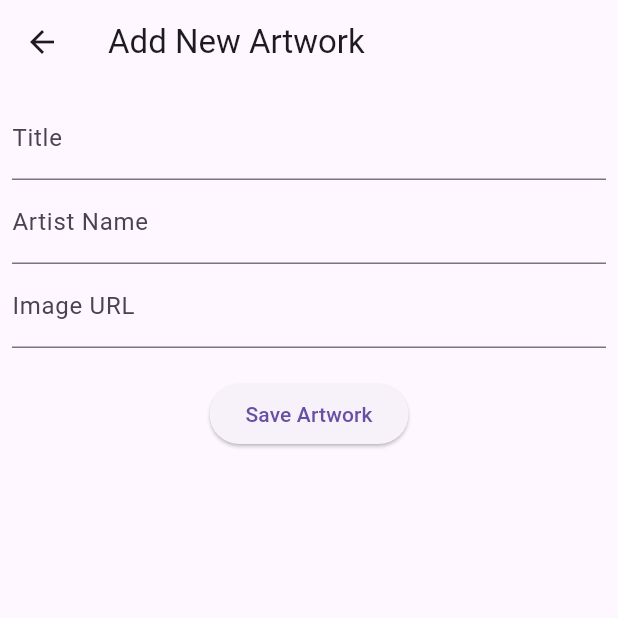
After one commit to judahpaul16/artfolio, a Flutter app: the screen it shows after launch, after a tap on the "add" icon, on a phone screen of 412 x 824 dp, the top half of it. The commit adds this screen. Run offline on Flutter 3.47's test engine with Material 3 defaults, Android fonts, the phone set to English and light mode, and no system bars; our stand-ins replace sqflite; accounts and stored records are empty; network calls fail.

Commit message:
Basic CRUD operations
+ CRUD operations via sqlite
+ Pages

```diff
--- /dev/null
+++ b/lib/add_artwork_page.dart
@@ -0,0 +1,110 @@
+import 'package:flutter/material.dart';
+import 'db_helper.dart';
+import 'artwork.dart';
+
+class AddArtworkPage extends StatefulWidget {
+  const AddArtworkPage({Key? key}) : super(key: key);
+
+  @override
+  _AddArtworkPageState createState() => _AddArtworkPageState();
+}
+
+class _AddArtworkPageState extends State<AddArtworkPage> {
+  final _formKey = GlobalKey<FormState>();
+  final titleController = TextEditingController();
+  final artistNameController = TextEditingController();
+  final imageUrlController = TextEditingController();
+
+  String ensureHttpScheme(String url) {
+    if (!url.startsWith(RegExp(r'https?://'))) {
+      return 'https://$url';
+    }
+    return url;
+  }
+
+  bool isValidUrl(String url) {
+    final uri = Uri.tryParse(url);
+    return uri != null && (uri.scheme == 'http' || uri.scheme == 'https');
+  }
+
+  void _saveArtwork() {
+    final String imageUrl = ensureHttpScheme(imageUrlController.text);
+    if (_formKey.currentState!.validate() && isValidUrl(imageUrl)) {
+      final artwork = Artwork(
+        title: titleController.text,
+        artistName: artistNameController.text,
+        imageUrl: imageUrl,
+        id: null,
+      );
+
+      DatabaseHelper.instance.insertArtwork(artwork).then((_) {
+        Navigator.pop(context, true);
+      }).catchError((error) {
+        print("Error saving artwork: $error");
+      });
+    } else {
+      ScaffoldMessenger.of(context).showSnackBar(
+        SnackBar(content: Text('Please enter a valid URL.')),
+      );
+    }
+  }
+
+  @override
+  Widget build(BuildContext context) {
+    return Scaffold(
+      appBar: AppBar(
+        title: Text('Add New Artwork'),
+      ),
+      body: Form(
+        key: _formKey,
+        child: Padding(
+          padding: EdgeInsets.all(8.0),
+          child: Column(
+            children: <Widget>[
+              TextFormField(
+                controller: titleController,
+                decoration: InputDecoration(labelText: 'Title'),
+                validator: (value) {
+                  if (value == null || value.isEmpty) {
+                    return 'Please enter a title';
+                  }
+                  return null;
+                },
+              ),
+              TextFormField(
+                controller: artistNameController,
+                decoration: InputDecoration(labelText: 'Artist Name'),
+                validator: (value) {
+                  if (value == null || value.isEmpty) {
+                    return 'Please enter the artist\'s name';
+                  }
+                  return null;
+                },
+              ),
+              TextFormField(
+                controller: imageUrlController,
+                decoration: InputDecoration(labelText: 'Image URL'),
+                validator: (value) {
+                  if (value == null || value.isEmpty) {
+                    return 'Please enter an image URL';
+                  }
+                  if (!isValidUrl(ensureHttpScheme(value))) {
+                    return 'Please enter a valid URL with http or https';
+                  }
+                  return null;
+                },
+              ),
+              Padding(
+                padding: const EdgeInsets.only(top: 20.0),
+                child: ElevatedButton(
+                  onPressed: _saveArtwork,
+                  child: const Text('Save Artwork'),
+                ),
+              ),
+            ],
+          ),
+        ),
+      ),
+    );
+  }
+}
--- /dev/null
+++ b/lib/artwork.dart
@@ -0,0 +1,30 @@
+class Artwork {
+  final int? id;
+  final String title;
+  final String imageUrl;
+  final String artistName;
+
+  Artwork({
+    this.id,
+    required this.title,
+    required this.imageUrl,
+    required this.artistName,
+  });
+
+  Map<String, dynamic> toMap() {
+    return {
+      'title': title,
+      'imageUrl': imageUrl,
+      'artistName': artistName,
+    };
+  }
+
+  factory Artwork.fromMap(Map<String, dynamic> map) {
+    return Artwork(
+      id: map['id'] as int?,
+      title: map['title'],
+      imageUrl: map['imageUrl'],
+      artistName: map['artistName'],
+    );
+  }
+}
--- /dev/null
+++ b/lib/artwork_detail_page.dart
@@ -0,0 +1,38 @@
+import 'package:flutter/material.dart';
+import 'artwork.dart';
+
+class ArtworkDetailPage extends StatelessWidget {
+  final Artwork artwork;
+
+  const ArtworkDetailPage({Key? key, required this.artwork}) : super(key: key);
+
+  @override
+  Widget build(BuildContext context) {
+    return Scaffold(
+      appBar: AppBar(
+        title: Text(artwork.title),
+      ),
+      body: SingleChildScrollView(
+        child: Column(
+          children: [
+            Image.network(artwork.imageUrl),
+            Padding(
+              padding: EdgeInsets.all(8.0),
+              child: Text(
+                artwork.artistName,
+                style: TextStyle(fontSize: 20, fontWeight: FontWeight.bold),
+              ),
+            ),
+            const Padding(
+              padding: EdgeInsets.all(8.0),
+              child: Text(
+                'Artwork details or description here...',
+                style: TextStyle(fontSize: 16),
+              ),
+            ),
+          ],
+        ),
+      ),
+    );
+  }
+}
--- /dev/null
+++ b/lib/db_helper.dart
@@ -0,0 +1,58 @@
+import 'package:path_provider/path_provider.dart';
+import 'package:sqflite/sqflite.dart';
+import 'artwork.dart';
+import 'dart:async';
+import 'dart:io';
+
+class DatabaseHelper {
+  static Database? _database;
+  static final DatabaseHelper instance = DatabaseHelper._instance();
+  DatabaseHelper._instance();
+
+  String artworksTable = 'artworkTable';
+  String colId = 'id';
+  String colTitle = 'title';
+  String colImageUrl = 'imageUrl';
+  String colArtistName = 'artistName';
+
+  Future<Database> get database async {
+    _database ??= await _initDb();
+    return _database!;
+  }
+
+  Future<void> clearDatabase() async {
+    final db = await database;
+    var tables = ['artworkTable'];
+    for (var table in tables) {
+      await db.delete(table);
+    }
+  }
+
+  Future<Database> _initDb() async {
+    Directory documentsDirectory = await getApplicationDocumentsDirectory();
+    String path = documentsDirectory.path + '/artfolio.db';
+    return await openDatabase(path, version: 1, onCreate: _createDb);
+  }
+
+  void _createDb(Database db, int version) async {
+    await db.execute(
+      'CREATE TABLE $artworksTable($colId INTEGER PRIMARY KEY AUTOINCREMENT, $colTitle TEXT, $colImageUrl TEXT, $colArtistName TEXT)',
+    );
+  }
+
+  Future<int> insertArtwork(Artwork artwork) async {
+    Database db = await this.database;
+    return await db.insert(artworksTable, artwork.toMap());
+  }
+
+  Future<List<Artwork>> getArtworks() async {
+    Database db = await this.database;
+    final List<Map<String, dynamic>> artworkMapList =
+        await db.query(artworksTable);
+    final List<Artwork> artworkList = [];
+    artworkMapList.forEach((artworkMap) {
+      artworkList.add(Artwork.fromMap(artworkMap));
+    });
+    return artworkList;
+  }
+}
--- a/lib/main.dart
+++ b/lib/main.dart
@@ -1,125 +1,94 @@
+import 'package:artfolio/artwork_detail_page.dart';
+import 'package:artfolio/add_artwork_page.dart';
 import 'package:flutter/material.dart';
+import 'db_helper.dart';
+import 'artwork.dart';
 
-void main() {
-  runApp(const MyApp());
+void main() async {
+  WidgetsFlutterBinding.ensureInitialized();
+  // await DatabaseHelper.instance.clearDatabase();
+  runApp(const ArtfolioApp());
 }
 
-class MyApp extends StatelessWidget {
-  const MyApp({super.key});
+class ArtfolioApp extends StatelessWidget {
+  const ArtfolioApp({super.key});
 
-  // This widget is the root of your application.
   @override
   Widget build(BuildContext context) {
-    return MaterialApp(
-      title: 'Flutter Demo',
-      theme: ThemeData(
-        // This is the theme of your application.
-        //
-        // TRY THIS: Try running your application with "flutter run". You'll see
-        // the application has a purple toolbar. Then, without quitting the app,
-        // try changing the seedColor in the colorScheme below to Colors.green
-        // and then invoke "hot reload" (save your changes or press the "hot
-        // reload" button in a Flutter-supported IDE, or press "r" if you used
-        // the command line to start the app).
-        //
-        // Notice that the counter didn't reset back to zero; the application
-        // state is not lost during the reload. To reset the state, use hot
-        // restart instead.
-        //
-        // This works for code too, not just values: Most code changes can be
-        // tested with just a hot reload.
-        colorScheme: ColorScheme.fromSeed(seedColor: Colors.deepPurple),
-        useMaterial3: true,
-      ),
-      home: const MyHomePage(title: 'Flutter Demo Home Page'),
+    return const MaterialApp(
+      title: 'Artfolio',
+      home: HomePage(),
     );
   }
 }
 
-class MyHomePage extends StatefulWidget {
-  const MyHomePage({super.key, required this.title});
-
-  // This widget is the home page of your application. It is stateful, meaning
-  // that it has a State object (defined below) that contains fields that affect
-  // how it looks.
-
-  // This class is the configuration for the state. It holds the values (in this
-  // case the title) provided by the parent (in this case the App widget) and
-  // used by the build method of the State. Fields in a Widget subclass are
-  // always marked "final".
-
-  final String title;
+class HomePage extends StatefulWidget {
+  const HomePage({Key? key}) : super(key: key);
 
   @override
-  State<MyHomePage> createState() => _MyHomePageState();
+  _HomePageState createState() => _HomePageState();
 }
 
-class _MyHomePageState extends State<MyHomePage> {
-  int _counter = 0;
+class _HomePageState extends State<HomePage> {
+  Future<List<Artwork>>? _artworkListFuture;
 
-  void _incrementCounter() {
-    setState(() {
-      // This call to setState tells the Flutter framework that something has
-      // changed in this State, which causes it to rerun the build method below
-      // so that the display can reflect the updated values. If we changed
-      // _counter without calling setState(), then the build method would not be
-      // called again, and so nothing would appear to happen.
-      _counter++;
-    });
+  @override
+  void initState() {
+    super.initState();
+    _refreshArtworkList();
+  }
+
+  void _refreshArtworkList() {
+    _artworkListFuture = DatabaseHelper.instance.getArtworks();
   }
 
   @override
   Widget build(BuildContext context) {
-    // This method is rerun every time setState is called, for instance as done
-    // by the _incrementCounter method above.
-    //
-    // The Flutter framework has been optimized to make rerunning build methods
-    // fast, so that you can just rebuild anything that needs updating rather
-    // than having to individually change instances of widgets.
     return Scaffold(
       appBar: AppBar(
-        // TRY THIS: Try changing the color here to a specific color (to
-        // Colors.amber, perhaps?) and trigger a hot reload to see the AppBar
-        // change color while the other colors stay the same.
-        backgroundColor: Theme.of(context).colorScheme.inversePrimary,
-        // Here we take the value from the MyHomePage object that was created by
-        // the App.build method, and use it to set our appbar title.
-        title: Text(widget.title),
+        title: const Text('Artfolio Showcase'),
       ),
-      body: Center(
-        // Center is a layout widget. It takes a single child and positions it
-        // in the middle of the parent.
-        child: Column(
-          // Column is also a layout widget. It takes a list of children and
-          // arranges them vertically. By default, it sizes itself to fit its
-          // children horizontally, and tries to be as tall as its parent.
-          //
-          // Column has various properties to control how it sizes itself and
-          // how it positions its children. Here we use mainAxisAlignment to
-          // center the children vertically; the main axis here is the vertical
-          // axis because Columns are vertical (the cross axis would be
-          // horizontal).
-          //
-          // TRY THIS: Invoke "debug painting" (choose the "Toggle Debug Paint"
-          // action in the IDE, or press "p" in the console), to see the
-          // wireframe for each widget.
-          mainAxisAlignment: MainAxisAlignment.center,
-          children: <Widget>[
-            const Text(
-              'You have pushed the button this many times:',
-            ),
-            Text(
-              '$_counter',
-              style: Theme.of(context).textTheme.headlineMedium,
-            ),
-          ],
-        ),
+      body: FutureBuilder<List<Artwork>>(
+        future: DatabaseHelper.instance.getArtworks(),
+        builder: (BuildContext context, AsyncSnapshot<List<Artwork>> snapshot) {
+          if (!snapshot.hasData) {
+            return const Center(child: CircularProgressIndicator());
+          }
+          return GridView.builder(
+            gridDelegate: const SliverGridDelegateWithFixedCrossAxisCount(
+                crossAxisCount: 2),
+            itemCount: snapshot.data!.length,
+            itemBuilder: (context, index) {
+              Artwork artwork = snapshot.data![index];
+              return GestureDetector(
+                onTap: () => Navigator.push(
+                  context,
+                  MaterialPageRoute(
+                    builder: (context) => ArtworkDetailPage(artwork: artwork),
+                  ),
+                ),
+                child: GridTile(
+                  child: Image.network(artwork.imageUrl, fit: BoxFit.cover),
+                  footer: GridTileBar(
+                    backgroundColor: Colors.black45,
+                    title: Text(artwork.title),
+                    subtitle: Text(artwork.artistName),
+                  ),
+                ),
+              );
+            },
+          );
+        },
       ),
       floatingActionButton: FloatingActionButton(
-        onPressed: _incrementCounter,
-        tooltip: 'Increment',
+        onPressed: () {
+          Navigator.push(
+            context,
+            MaterialPageRoute(builder: (context) => const AddArtworkPage()),
+          );
+        },
         child: const Icon(Icons.add),
-      ), // This trailing comma makes auto-formatting nicer for build methods.
+      ),
     );
   }
 }
--- a/pubspec.yaml
+++ b/pubspec.yaml
@@ -31,6 +31,8 @@ dependencies:
   flutter:
     sdk: flutter
 
+  sqflite: ^2.0.0+4
+  path_provider: ^2.0.2
 
   # The following adds the Cupertino Icons font to your application.
   # Use with the CupertinoIcons class for iOS style icons.
```
Also changed, not shown: pubspec.lock, 2 other files.
